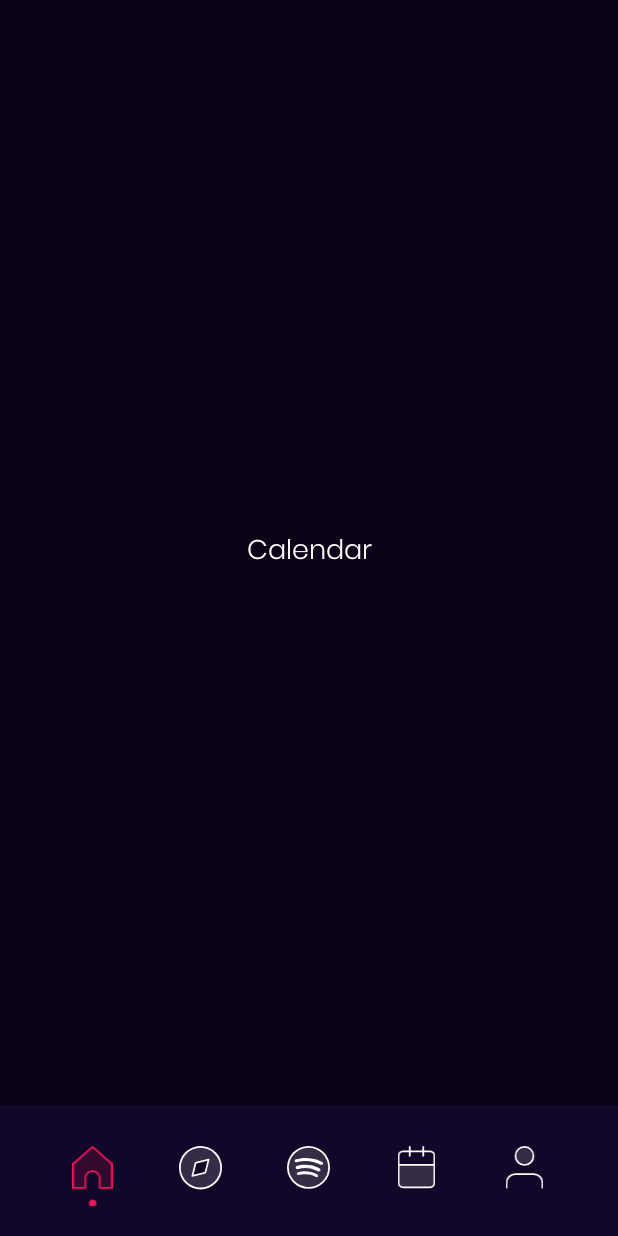
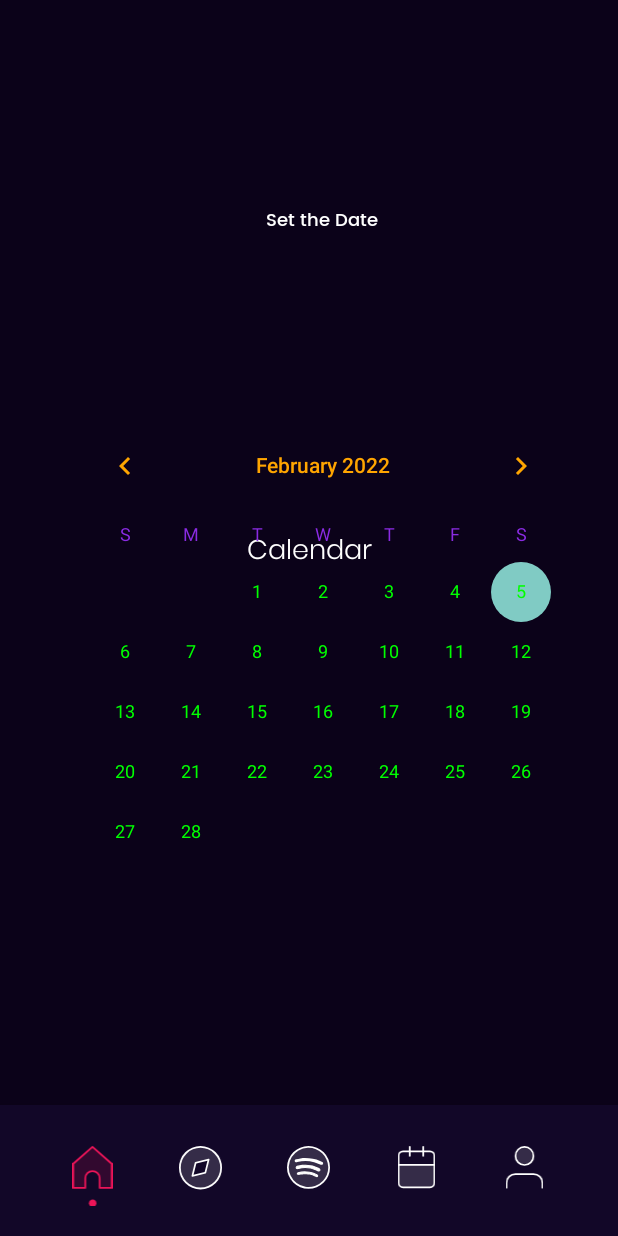
Before and after one commit to keirakaitlynn/D-Side-Application, an Android app: the fragment CalendarFragment placed in its activity, on a phone screen of 412 x 824 dp. Run offline under Robolectric (Android 15) with nearby library versions, the phone set to English and light mode, and no system bars.

Commit message:
Adding Customization to the calendar :)

```diff
--- a/app/src/main/java/com/example/dsideapp/fragments/CalendarFragment.kt
+++ b/app/src/main/java/com/example/dsideapp/fragments/CalendarFragment.kt
@@ -4,14 +4,42 @@ import android.os.Bundle
 import android.view.LayoutInflater
 import android.view.View
 import android.view.ViewGroup
+import android.widget.CalendarView
+import android.widget.TextView
 import androidx.fragment.app.Fragment
 import com.example.dsideapp.R
 
 class CalendarFragment : Fragment() {
+    private lateinit var viewOfLayout: View
+    var calendar: CalendarView? = null
+    private var dateView: TextView? = null
+
     override fun onCreateView(
+
         inflater: LayoutInflater,
         container: ViewGroup?,
         savedInstanceState: Bundle?
-    ): View? = inflater.inflate(R.layout.fragment_calendar, container, false)
+    ): View {
+        viewOfLayout = inflater.inflate(R.layout.fragment_calendar, container, false)
+        // Variables for easy manipulation of objects in the activity_main.xml file   🙂
+        calendar = viewOfLayout.findViewById<View>(R.id.calendar) as CalendarView
+        dateView = viewOfLayout.findViewById<View>(R.id.date_view) as TextView
 
+        // Listener checks for a tap on a day
+        calendar!!
+            .setOnDateChangeListener {
+                // In here we can probably just make a popup / change page with a view of the day and stuff
+                // and query the DB to actually get the event info 🙂
+
+                _, year, month, dayOfMonth ->
+
+                // Access and write the rewrite the date ontop of the sreen
+                val Date = ("" + (month + 1) + "-"
+                        + dayOfMonth.toString() + "-" + year)
+                // set this date in TextView for Display
+                dateView!!.text = Date
+            }
+
+        return viewOfLayout
+    }
 }
--- a/app/src/main/res/layout/fragment_calendar.xml
+++ b/app/src/main/res/layout/fragment_calendar.xml
@@ -6,6 +6,8 @@
     xmlns:tools="http://schemas.android.com/tools"
     android:background="@color/purple_400"
     tools:context=".fragments.CalendarFragment">
+
+
 
     <TextView
         android:id="@+id/calendar_view"
@@ -18,5 +20,42 @@
         app:layout_constraintLeft_toLeftOf="parent"
         app:layout_constraintRight_toRightOf="parent"
         />
+    <!-- Add CalendarView to display the Calendar -->
+
+    <TextView
+        android:id="@+id/date_view"
+        android:layout_width="wrap_content"
+        android:layout_height="wrap_content"
+        android:text="Set the Date"
+        android:textColor="@android:color/white"
+        android:textStyle="bold"
+        app:layout_constraintBottom_toTopOf="@+id/calendar"
+        app:layout_constraintEnd_toEndOf="parent"
+        app:layout_constraintHorizontal_bias="0.525"
+        app:layout_constraintStart_toStartOf="parent"
+        app:layout_constraintTop_toTopOf="parent"
+        app:layout_constraintVertical_bias="0.533" />
+
+
+    <!-- To customize more things about the calendar use:
+        https://developer.android.com/reference/android/widget/CalendarView
+        -->
+    <CalendarView
+        android:id="@+id/calendar"
+        android:layout_width="wrap_content"
+        android:layout_height="wrap_content"
+        android:layout_marginLeft="19dp"
+        android:dateTextAppearance="@style/CustomCalendarDay"
+        android:theme="@style/CustomCalendarMonth"
+        android:weekDayTextAppearance="@style/CustomCalendarWeek"
+        app:layout_constraintBottom_toBottomOf="parent"
+        app:layout_constraintEnd_toEndOf="parent"
+        app:layout_constraintHorizontal_bias="0.491"
+        app:layout_constraintStart_toStartOf="parent"
+        app:layout_constraintTop_toTopOf="parent"
+        app:layout_constraintVertical_bias="0.694">
+
+
+    </CalendarView>
 
 </androidx.constraintlayout.widget.ConstraintLayout>
--- a/app/src/main/res/values/colors.xml
+++ b/app/src/main/res/values/colors.xml
@@ -7,4 +7,11 @@
     <color name="pink">#ed1458</color>
     <color name="red">#600528</color>
     <color name="white">#FFFFFF</color>
+
+
+    <!--    MAKE OUR OWN CUSTOM COLORS HERE 🙂 -->
+    <color name="orangeColor">#FFA500</color>
+    <color name="orangeRedColor">#FF4500</color>
+    <color name="blueVioletColor"> #8A2BE2</color>
+    <color name="limeGreenColor"> #00FF00</color>
 </resources>
--- a/app/src/main/res/values/themes.xml
+++ b/app/src/main/res/values/themes.xml
@@ -52,5 +52,19 @@
         -->
     </style>
 
+    <!-- Here we are defining the styles for each of our calendar's components.
+            Meaning that we can even create presets and allow the users to change freely.
+            Tbh idk what the parent's names really came from, I just googled until I was able to make the colors change
+            -->
+    <style name="CustomCalendarMonth" parent="Theme.AppCompat">
+        <item name="android:textColorPrimary">@color/orangeColor</item>
+    </style>
 
+    <style name="CustomCalendarDay" parent="TextAppearance.MaterialComponents.Caption">
+        <item name="android:textColor">@color/limeGreenColor</item>
+    </style>
+
+    <style name="CustomCalendarWeek" parent="TextAppearance.MaterialComponents.Caption">
+        <item name="android:textColor">@color/blueVioletColor</item>
+    </style>
 </resources>
```
